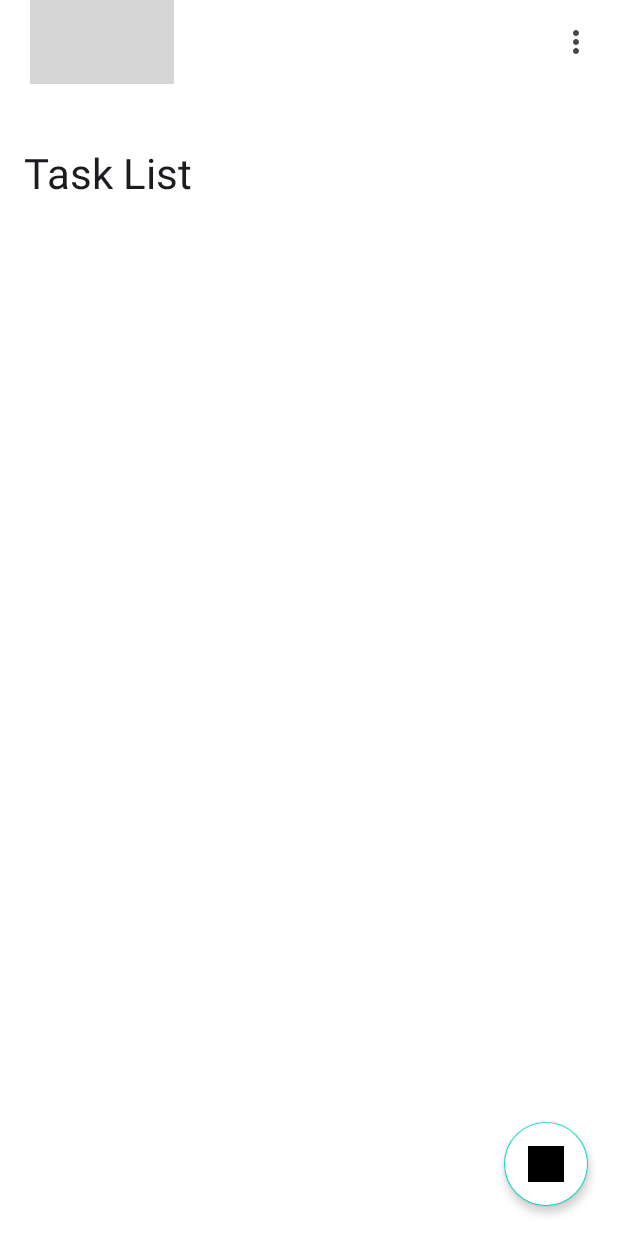
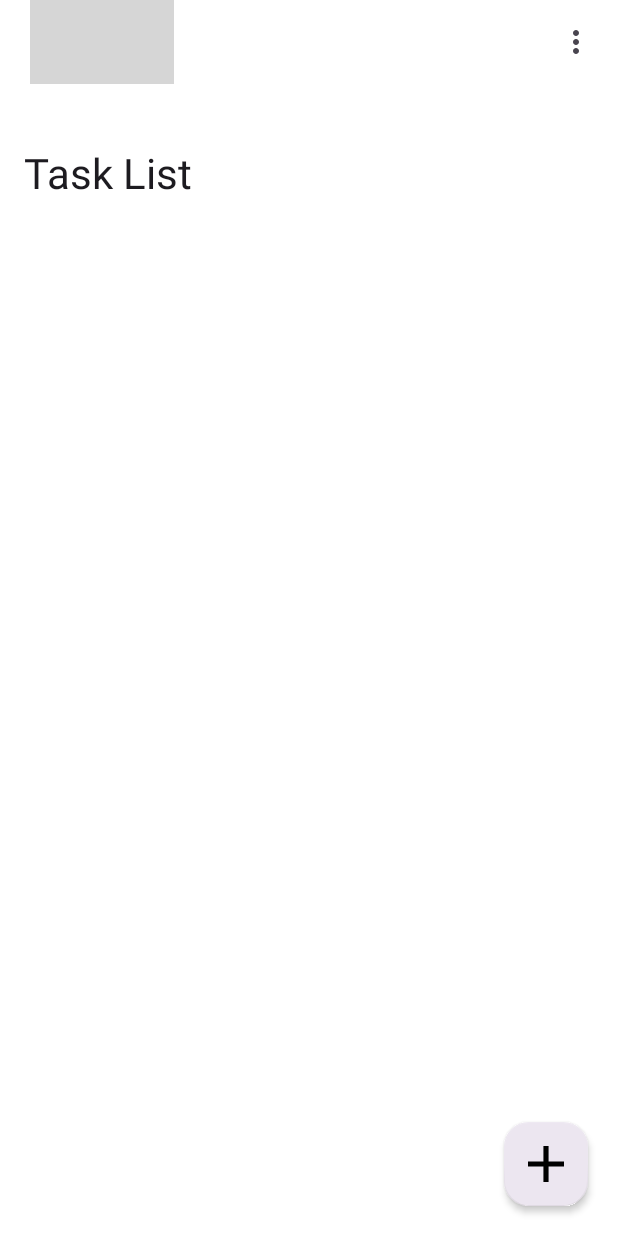
Before and after one commit to paragkaneriya/ToDoApp, an Android app: the screen it shows after launch (MainActivity), on a phone screen of 412 x 824 dp. Run offline under Robolectric (Android 15) with nearby library versions, the phone set to English and light mode, and no system bars; our stand-ins replace data binding; grey boxes are pictures that could not be loaded.

Commit message:
Bug Fixed

```diff
--- a/app/src/main/AndroidManifest.xml
+++ b/app/src/main/AndroidManifest.xml
@@ -10,6 +10,7 @@
         android:label="@string/app_name"
         android:roundIcon="@mipmap/ic_launcher_round"
         android:supportsRtl="true"
+        android:usesCleartextTraffic="true"
         android:theme="@style/Theme.ToDoApp"
         tools:targetApi="31">
         <activity
--- /dev/null
+++ b/app/src/main/res/drawable/ic_add.xml
@@ -0,0 +1,9 @@
+<vector xmlns:android="http://schemas.android.com/apk/res/android"
+    android:width="14dp"
+    android:height="14dp"
+    android:viewportWidth="14"
+    android:viewportHeight="14">
+  <path
+      android:pathData="M6,14V8H0V6H6V0H8V6H14V8H8V14H6Z"
+      android:fillColor="#1C1B1F"/>
+</vector>
--- a/app/src/main/res/layout/activity_add_task.xml
+++ b/app/src/main/res/layout/activity_add_task.xml
@@ -79,6 +79,7 @@
                         android:gravity="center_vertical"
                         android:maxLength="5"
                         android:textSize="16sp"
+                        android:inputType="time"
                         android:lineSpacingExtra="5.03sp"
                         android:singleLine="true"
                         android:fontFamily="@font/roboto"
--- a/app/src/main/res/layout/activity_main.xml
+++ b/app/src/main/res/layout/activity_main.xml
@@ -1,7 +1,7 @@
 <?xml version="1.0" encoding="utf-8"?>
 <layout xmlns:android="http://schemas.android.com/apk/res/android"
-    xmlns:tools="http://schemas.android.com/tools"
-    xmlns:app="http://schemas.android.com/apk/res-auto">
+    xmlns:app="http://schemas.android.com/apk/res-auto"
+    xmlns:tools="http://schemas.android.com/tools">
 
     <RelativeLayout
         android:layout_width="match_parent"
@@ -23,10 +23,10 @@
                 android:id="@+id/txt_title"
                 android:layout_width="match_parent"
                 android:layout_height="wrap_content"
+                android:layout_marginTop="24dp"
                 android:text="@string/txt_title"
-                android:layout_marginTop="24dp"
                 android:textColor="#1D1B20"
-                android:textSize="28sp"/>
+                android:textSize="28sp" />
 
             <androidx.recyclerview.widget.RecyclerView
                 android:id="@+id/rclr_to_do_list"
@@ -34,13 +34,9 @@
                 android:layout_height="wrap_content"
                 android:layout_below="@+id/txt_title"
                 android:layout_marginTop="41dp"
-                android:padding="4dp"
+                android:background="@drawable/raw_rclr_background"
                 android:clipToPadding="false"
-                android:background="@drawable/raw_rclr_background"
-                />
-
-
-
+                android:padding="4dp" />
 
 
         </RelativeLayout>
@@ -53,25 +49,9 @@
             android:layout_alignParentBottom="true"
             android:layout_marginEnd="20dp"
             android:layout_marginBottom="20dp"
-            android:backgroundTint="@color/white"
             android:elevation="3dp"
-            app:elevation="3dp"
-            app:srcCompat="@drawable/ic_fab_new"
-            app:fabSize="normal"
-            />
-
-
-<!--        <com.google.android.material.floatingactionbutton.ExtendedFloatingActionButton-->
-<!--            android:id="@+id/floating_action_button"-->
-<!--            android:layout_width="56dp"-->
-<!--            android:layout_height="56dp"-->
-<!--            android:layout_alignParentEnd="true"-->
-<!--            android:layout_alignParentBottom="true"-->
-<!--            android:layout_marginEnd="20dp"-->
-<!--            android:layout_marginBottom="20dp"-->
-<!--            app:icon="@drawable/ic_fab_new"-->
-<!--            android:elevation="5dp"-->
-<!--            />-->
+            android:src="@drawable/ic_add"
+            app:elevation="3dp" />
 
     </RelativeLayout>
 </layout>
--- a/app/src/main/res/values/themes.xml
+++ b/app/src/main/res/values/themes.xml
@@ -12,9 +12,32 @@
         <!-- Status bar color. -->
         <item name="android:statusBarColor">#7086F6</item>
         <!-- Customize your theme here. -->
+
+        <item name="floatingActionButtonStyle">@style/Widget.App.FloatingActionButton</item>
+
     </style>
 
     <style name="EditTextThemeOverlay" parent="ThemeOverlay.AppCompat">
         <item name="colorAccent">@color/border_color</item>
     </style>
+
+    <style name="Widget.App.FloatingActionButton" parent="Widget.MaterialComponents.FloatingActionButton">
+
+        <item name="materialThemeOverlay">@style/myCustomThemeForNormalFab</item>
+        <item name="shapeAppearanceOverlay">@style/customNormalFAB</item>
+    </style>
+
+    <style name="customNormalFAB">
+
+        <item name="cornerFamily">rounded</item>
+        <item name="cornerSize">16dp</item>
+
+    </style>
+
+    <style name="myCustomThemeForNormalFab" parent="">
+
+        <item name="colorSecondary">#ECE6F0</item>
+        <item name="colorOnSecondary">@color/black</item>
+
+    </style>
 </resources>
```
Also changed, not shown: app/build.gradle (+9 -0 lines), app/src/main/java/com/example/todoapp/Activities/MainActivity.java (+21 -3 lines), app/src/main/java/com/example/todoapp/Adapter/TaskAdapter.java (+22 -1 lines), app/src/main/java/com/example/todoapp/BeenClass/Task.java (+12 -0 lines), 1 other file.
